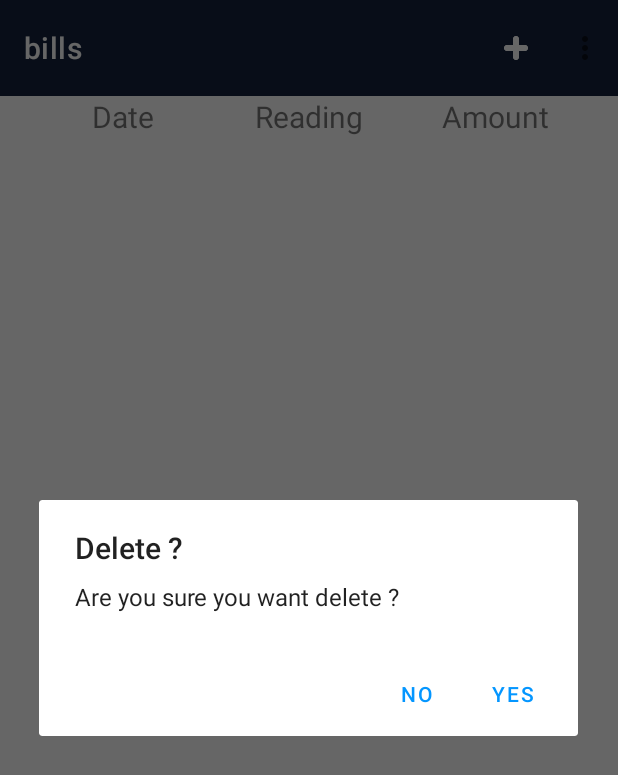
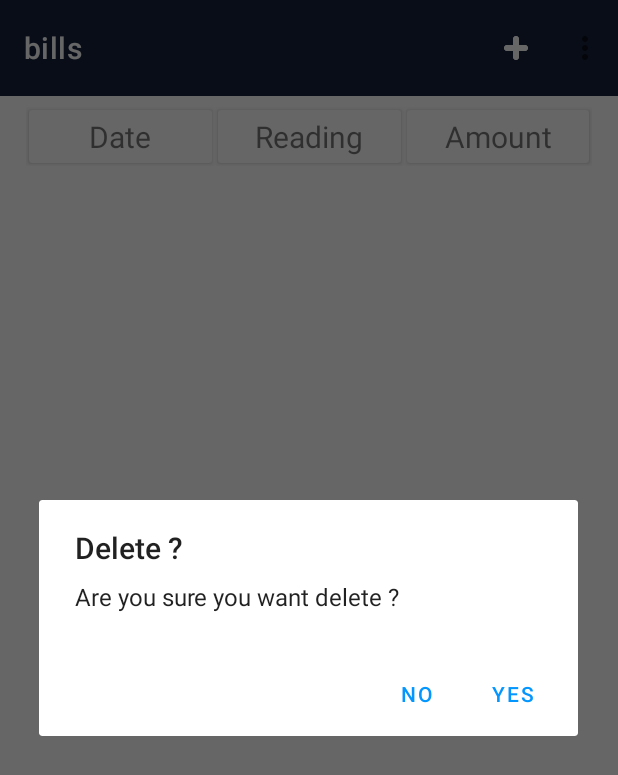
Before and after one commit to sagar09sk/ElectricityBillCalculator, an Android app: the BillByProfileActivity screen opened directly, with no data from a screen before it, in the options menu, after a tap on "Delete Profile", on a phone screen of 412 x 824 dp. Shown: the top 775 px of the screen. Run offline under Robolectric (Android 15) with nearby library versions, the phone set to English and light mode, and no system bars; our stand-ins replace Firebase (no records; nobody signed in at launch, a user with empty details on screens opened directly); Roboto replaces fonts that are not available here; 3 statements that could not run were skipped.

Commit message:
upgrade to iguana

```diff
--- a/app/build.gradle
+++ b/app/build.gradle
@@ -34,8 +34,8 @@ dependencies {
     implementation 'androidx.appcompat:appcompat:1.6.1'
     implementation 'com.google.android.material:material:1.11.0'
     implementation 'androidx.constraintlayout:constraintlayout:2.1.4'
-    implementation 'com.google.firebase:firebase-auth:22.3.0'
-    implementation 'com.google.firebase:firebase-firestore:24.10.0'
+    implementation 'com.google.firebase:firebase-auth:22.3.1'
+    implementation 'com.google.firebase:firebase-firestore:24.10.3'
     testImplementation 'junit:junit:4.13.2'
     androidTestImplementation 'androidx.test.ext:junit:1.1.5'
     androidTestImplementation 'androidx.test.espresso:espresso-core:3.5.1'
--- a/app/src/main/res/layout/activity_bill_by_profile.xml
+++ b/app/src/main/res/layout/activity_bill_by_profile.xml
@@ -11,27 +11,22 @@
         android:id="@+id/toolbar"
         layout="@layout/custom_toolbar" />
 
-    <androidx.recyclerview.widget.RecyclerView
-        android:id="@+id/recyclerView"
-        android:layout_width="0dp"
-        android:layout_height="0dp"
-        android:layout_marginLeft="20dp"
-        android:layout_marginRight="20dp"
-        android:layout_marginBottom="20dp"
-        app:layout_constraintBottom_toBottomOf="parent"
-        app:layout_constraintEnd_toEndOf="parent"
-        app:layout_constraintStart_toStartOf="parent"
-        app:layout_constraintTop_toBottomOf="@+id/linearLayout2" />
-
     <LinearLayout
         android:id="@+id/linearLayout2"
-        android:layout_width="0dp"
+        android:layout_width="match_parent"
         android:layout_height="wrap_content"
-        android:layout_marginHorizontal="20dp"
+        android:layout_marginHorizontal="17dp"
+        android:layout_marginTop="7dp"
         android:orientation="horizontal"
         app:layout_constraintEnd_toEndOf="parent"
         app:layout_constraintStart_toStartOf="parent"
         app:layout_constraintTop_toBottomOf="@+id/toolbar">
+
+        <androidx.cardview.widget.CardView
+            android:layout_width="match_parent"
+            android:layout_height="match_parent"
+            android:layout_margin="2dp"
+            android:layout_weight="1">
 
             <TextView
                 android:id="@+id/dateTextView4"
@@ -39,8 +34,16 @@
                 android:layout_height="wrap_content"
                 android:layout_weight="1"
                 android:gravity="center"
+                android:padding="4dp"
                 android:text="Date"
                 android:textSize="20sp" />
+        </androidx.cardview.widget.CardView>
+
+        <androidx.cardview.widget.CardView
+            android:layout_width="match_parent"
+            android:layout_height="match_parent"
+            android:layout_margin="2dp"
+            android:layout_weight="1">
 
             <TextView
                 android:id="@+id/currentTextView2"
@@ -48,9 +51,16 @@
                 android:layout_height="wrap_content"
                 android:layout_weight="1"
                 android:gravity="center"
+                android:padding="4dp"
                 android:text="@string/reading"
-            android:textSize="20sp"
-            app:layout_constraintTop_toTopOf="parent" />
+                android:textSize="20sp" />
+        </androidx.cardview.widget.CardView>
+
+        <androidx.cardview.widget.CardView
+            android:layout_width="match_parent"
+            android:layout_height="match_parent"
+            android:layout_margin="2dp"
+            android:layout_weight="1">
 
             <TextView
                 android:id="@+id/amountTextView2"
@@ -58,9 +68,24 @@
                 android:layout_height="wrap_content"
                 android:layout_weight="1"
                 android:gravity="center"
+                android:padding="4dp"
                 android:text="Amount"
                 android:textSize="20sp" />
+        </androidx.cardview.widget.CardView>
 
     </LinearLayout>
 
+    <androidx.recyclerview.widget.RecyclerView
+        android:id="@+id/recyclerView"
+        android:layout_width="0dp"
+        android:layout_height="0dp"
+        android:layout_marginHorizontal="17dp"
+        android:layout_marginBottom="20dp"
+        app:layout_constraintBottom_toBottomOf="parent"
+        app:layout_constraintEnd_toEndOf="parent"
+        app:layout_constraintStart_toStartOf="parent"
+        app:layout_constraintTop_toBottomOf="@+id/linearLayout2">
+
+    </androidx.recyclerview.widget.RecyclerView>
+
 </androidx.constraintlayout.widget.ConstraintLayout>
--- a/build.gradle
+++ b/build.gradle
@@ -4,6 +4,6 @@ buildscript {
     }
 }// Top-level build file where you can add configuration options common to all sub-projects/modules.
 plugins {
-    id 'com.android.application' version '8.2.2' apply false
-    id 'com.android.library' version '8.2.2' apply false
+    id 'com.android.application' version '8.3.0' apply false
+    id 'com.android.library' version '8.3.0' apply false
 }
```
Also changed, not shown: app/src/main/res/layout/activity_main.xml (+21 -23 lines), app/src/main/res/layout/last_all_bills_row_layout.xml (+4 -3 lines), app/src/main/res/layout/row_for_billhistory.xml (+25 -10 lines), gradle/wrapper/gradle-wrapper.properties. Lines whose indentation alone changed are shown as unchanged.
